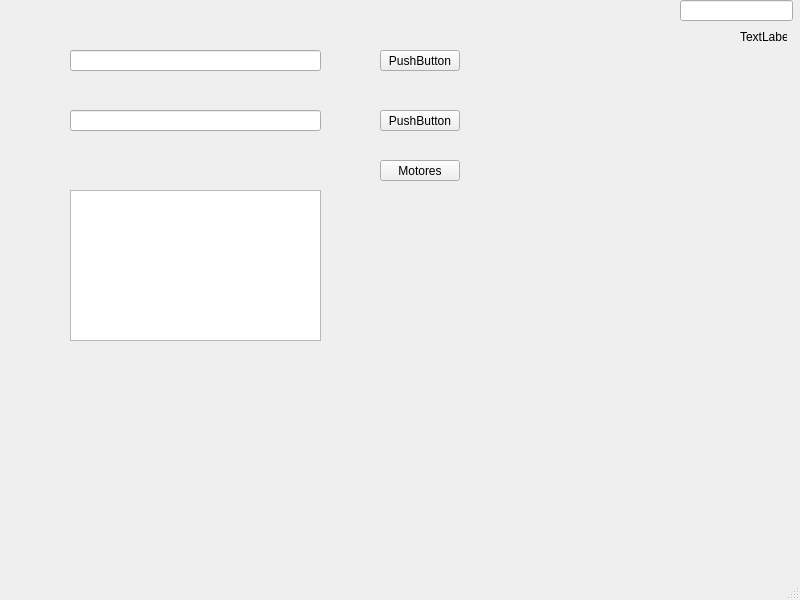
This is qform1.ui in NoCNada/AutitoMicroQT as Qt 5 draws it before an edit. The edited form follows.
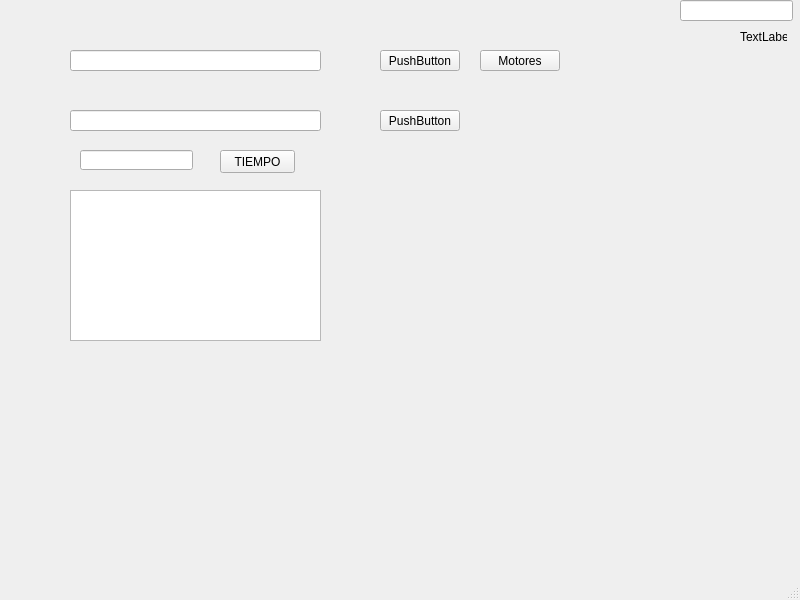
This is the edited form.

Diff of the .ui file:
```diff
--- a/qform1.ui
+++ b/qform1.ui
@@ -73,8 +73,8 @@
    <widget class="QPushButton" name="pushButton_3">
     <property name="geometry">
      <rect>
-      <x>380</x>
-      <y>160</y>
+      <x>480</x>
+      <y>50</y>
       <width>80</width>
       <height>21</height>
      </rect>
@@ -112,6 +112,29 @@
      <string>TextLabel</string>
     </property>
    </widget>
+   <widget class="QLineEdit" name="lineEdit_4">
+    <property name="geometry">
+     <rect>
+      <x>80</x>
+      <y>150</y>
+      <width>113</width>
+      <height>20</height>
+     </rect>
+    </property>
+   </widget>
+   <widget class="QPushButton" name="pushButton_4">
+    <property name="geometry">
+     <rect>
+      <x>220</x>
+      <y>150</y>
+      <width>75</width>
+      <height>23</height>
+     </rect>
+    </property>
+    <property name="text">
+     <string>TIEMPO</string>
+    </property>
+   </widget>
   </widget>
   <widget class="QMenuBar" name="menubar">
    <property name="geometry">
```
